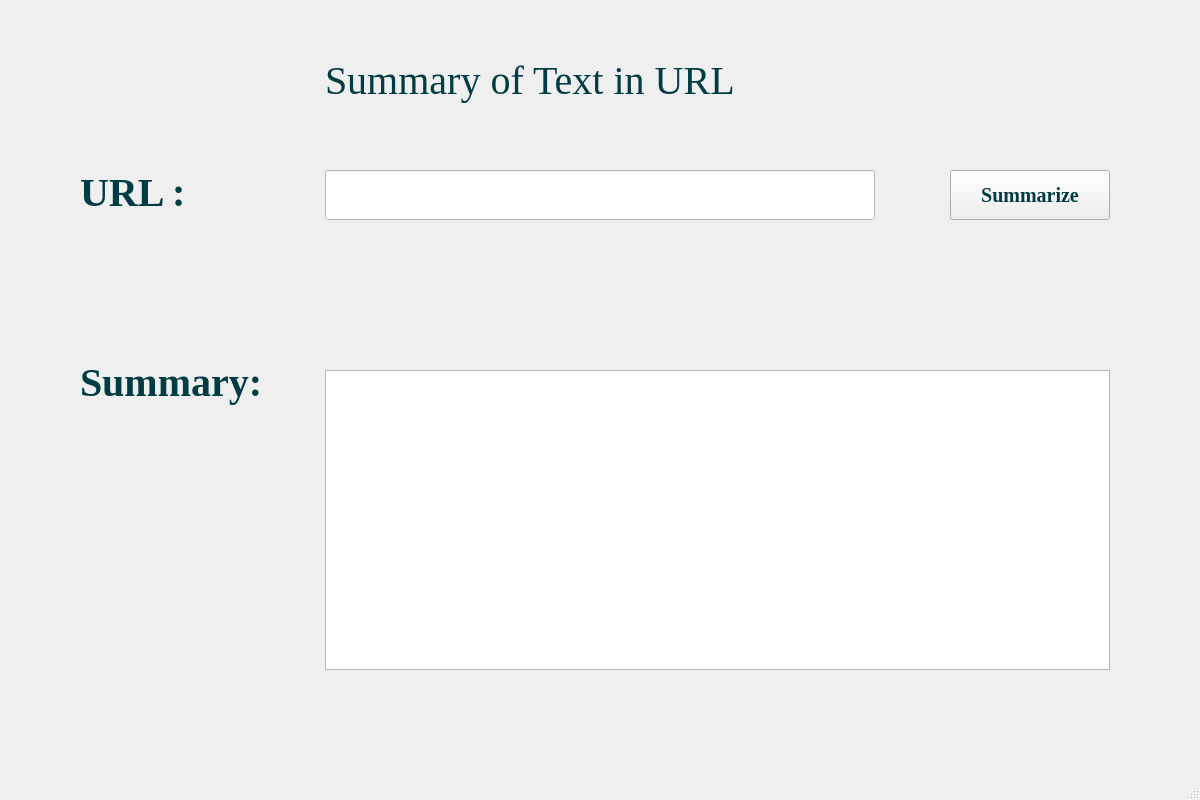
Old version of the form wikipedia.ui in the repository praptioza/TextSummarization-NLP.
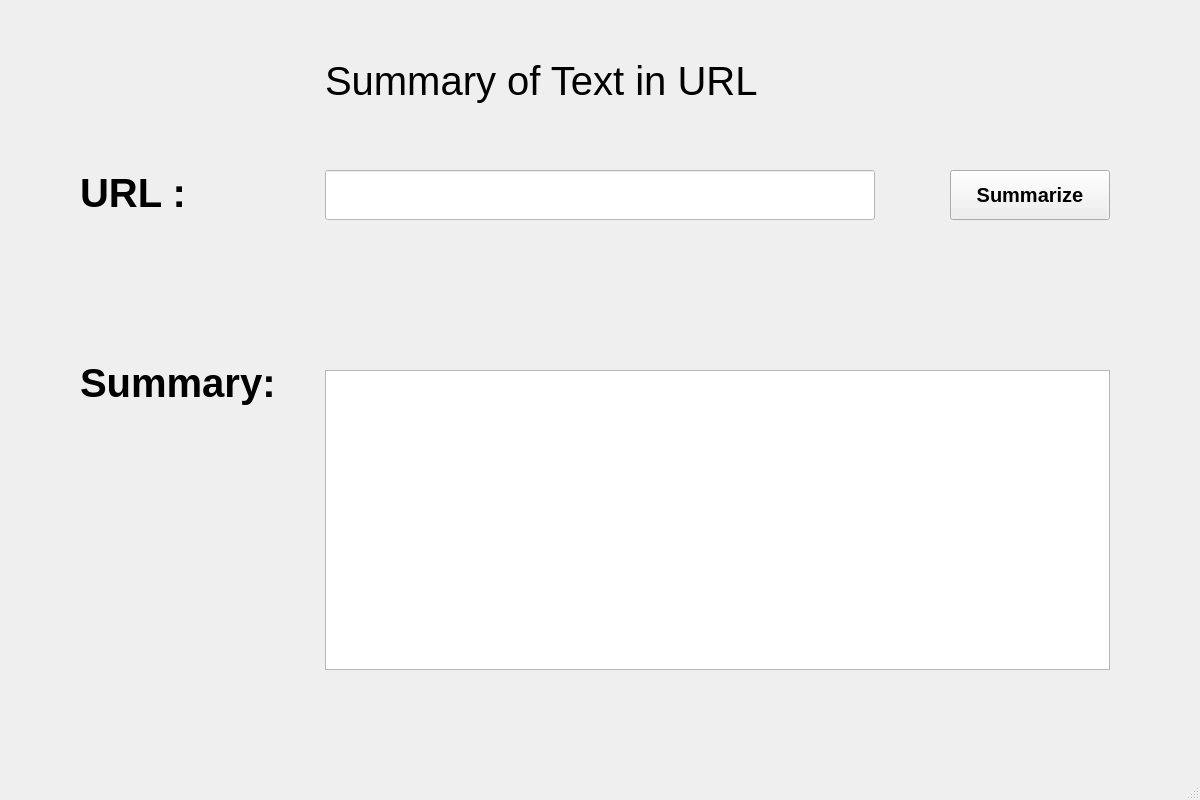
New version of the form.

What changed in the file:
```diff
--- a/wikipedia.ui
+++ b/wikipedia.ui
@@ -31,14 +31,14 @@
     </property>
     <property name="font">
      <font>
-      <family>Times New Roman</family>
+      <!-- <family>Times New Roman</family> -->
       <pointsize>30</pointsize>
       <italic>false</italic>
       <bold>true</bold>
      </font>
     </property>
     <property name="styleSheet">
-     <string notr="true">font: 700 30pt &quot;Times New Roman&quot;;
+     <string notr="true">font: 700 30pt &quot;;
 color: rgb(0, 60, 67);</string>
     </property>
     <property name="text">
@@ -59,14 +59,14 @@
     </property>
     <property name="font">
      <font>
-      <family>Times New Roman</family>
+      <!-- <family>Times New Roman</family> -->
       <pointsize>15</pointsize>
       <italic>false</italic>
       <bold>true</bold>
      </font>
     </property>
     <property name="styleSheet">
-     <string notr="true">font: 700 15pt &quot;Times New Roman&quot;;
+     <string notr="true">font: 700 15pt &quot;;
 color: rgb(0, 60, 67);</string>
     </property>
     <property name="text">
@@ -108,14 +108,14 @@
     </property>
     <property name="font">
      <font>
-      <family>Times New Roman</family>
+      <!-- <family>Times New Roman</family> -->
       <pointsize>30</pointsize>
       <italic>false</italic>
       <fontweight>ExtraBold</fontweight>
      </font>
     </property>
     <property name="styleSheet">
-     <string notr="true">font: 800 30pt &quot;Times New Roman&quot;;
+     <string notr="true">font: 800 30pt &quot;;
 color: rgb(0, 60, 67);</string>
     </property>
     <property name="text">
@@ -133,14 +133,14 @@
     </property>
     <property name="font">
      <font>
-      <family>Times New Roman</family>
+      <!-- <family>Times New Roman</family> -->
       <pointsize>30</pointsize>
       <italic>false</italic>
       <bold>true</bold>
      </font>
     </property>
     <property name="styleSheet">
-     <string notr="true">font: 700 30pt &quot;Times New Roman&quot;;
+     <string notr="true">font: 700 30pt &quot;;
 color: rgb(0, 60, 67);</string>
     </property>
     <property name="text">
```
